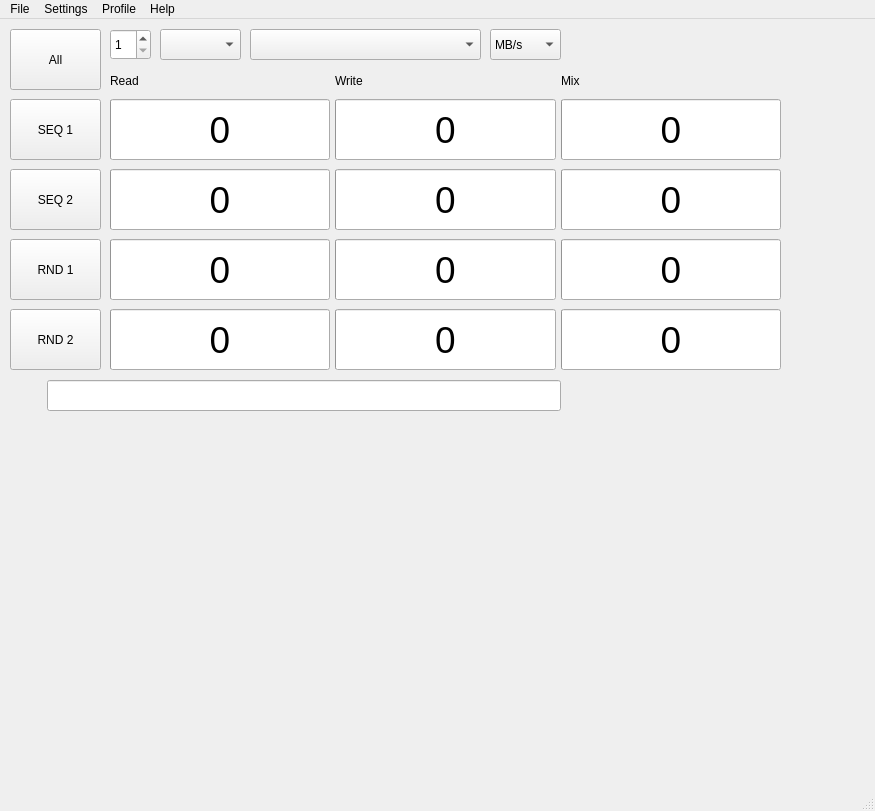
Qt form src/mainwindow.ui (JonMagon/KDiskMark) before a commit.
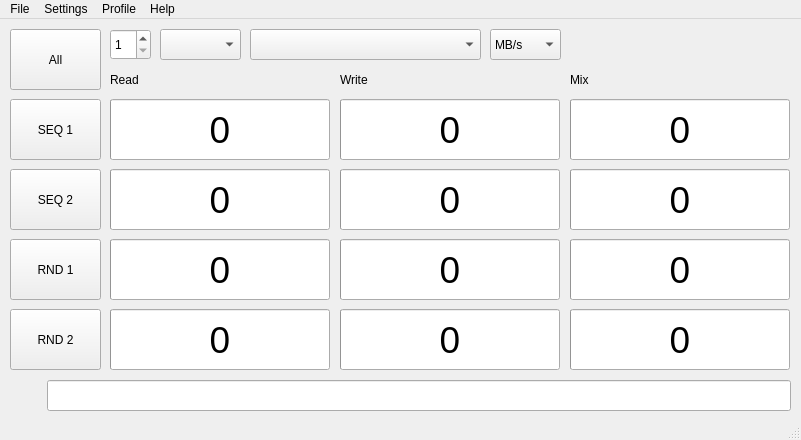
The same form after that commit.

Commit message: Three QVBoxLayout instead of one QGridLayout

The edit to the form file:
```diff
--- a/src/mainwindow.ui
+++ b/src/mainwindow.ui
@@ -6,8 +6,8 @@
    <rect>
     <x>0</x>
     <y>0</y>
-    <width>875</width>
-    <height>811</height>
+    <width>801</width>
+    <height>440</height>
    </rect>
   </property>
   <property name="windowTitle">
@@ -174,7 +174,7 @@
      <rect>
       <x>10</x>
       <y>360</y>
-      <width>551</width>
+      <width>781</width>
       <height>33</height>
      </rect>
     </property>
@@ -231,39 +231,274 @@
     <property name="geometry">
      <rect>
       <x>110</x>
-      <y>50</y>
-      <width>671</width>
-      <height>301</height>
+      <y>48</y>
+      <width>222</width>
+      <height>303</height>
      </rect>
     </property>
-    <layout class="QGridLayout" name="gridLayout" rowstretch="0,0,0,0,0" columnstretch="0,0,0">
+    <layout class="QVBoxLayout" name="readLayout">
+     <property name="spacing">
+      <number>9</number>
+     </property>
+     <property name="leftMargin">
+      <number>0</number>
+     </property>
      <property name="topMargin">
       <number>2</number>
      </property>
+     <property name="rightMargin">
+      <number>0</number>
+     </property>
      <property name="bottomMargin">
       <number>0</number>
      </property>
-     <property name="horizontalSpacing">
-      <number>5</number>
-     </property>
-     <property name="verticalSpacing">
+     <item>
+      <widget class="QLabel" name="label_Read">
+       <property name="minimumSize">
+        <size>
+         <width>0</width>
+         <height>20</height>
+        </size>
+       </property>
+       <property name="text">
+        <string>Read</string>
+       </property>
+      </widget>
+     </item>
+     <item>
+      <widget class="QProgressBar" name="readBar_SEQ_1">
+       <property name="minimumSize">
+        <size>
+         <width>220</width>
+         <height>61</height>
+        </size>
+       </property>
+       <property name="maximumSize">
+        <size>
+         <width>220</width>
+         <height>16777215</height>
+        </size>
+       </property>
+       <property name="font">
+        <font>
+         <pointsize>28</pointsize>
+        </font>
+       </property>
+       <property name="maximum">
+        <number>100</number>
+       </property>
+       <property name="value">
+        <number>0</number>
+       </property>
+       <property name="format">
+        <string>%v</string>
+       </property>
+      </widget>
+     </item>
+     <item>
+      <widget class="QProgressBar" name="readBar_SEQ_2">
+       <property name="minimumSize">
+        <size>
+         <width>220</width>
+         <height>61</height>
+        </size>
+       </property>
+       <property name="maximumSize">
+        <size>
+         <width>220</width>
+         <height>16777215</height>
+        </size>
+       </property>
+       <property name="font">
+        <font>
+         <pointsize>28</pointsize>
+        </font>
+       </property>
+       <property name="maximum">
+        <number>100</number>
+       </property>
+       <property name="value">
+        <number>0</number>
+       </property>
+       <property name="format">
+        <string>%v</string>
+       </property>
+      </widget>
+     </item>
+     <item>
+      <widget class="QProgressBar" name="readBar_RND_1">
+       <property name="minimumSize">
+        <size>
+         <width>220</width>
+         <height>61</height>
+        </size>
+       </property>
+       <property name="maximumSize">
+        <size>
+         <width>220</width>
+         <height>16777215</height>
+        </size>
+       </property>
+       <property name="font">
+        <font>
+         <pointsize>28</pointsize>
+        </font>
+       </property>
+       <property name="maximum">
+        <number>100</number>
+       </property>
+       <property name="value">
+        <number>0</number>
+       </property>
+       <property name="format">
+        <string>%v</string>
+       </property>
+      </widget>
+     </item>
+     <item>
+      <widget class="QProgressBar" name="readBar_RND_2">
+       <property name="minimumSize">
+        <size>
+         <width>220</width>
+         <height>61</height>
+        </size>
+       </property>
+       <property name="maximumSize">
+        <size>
+         <width>220</width>
+         <height>16777215</height>
+        </size>
+       </property>
+       <property name="font">
+        <font>
+         <pointsize>28</pointsize>
+        </font>
+       </property>
+       <property name="maximum">
+        <number>100</number>
+       </property>
+       <property name="value">
+        <number>0</number>
+       </property>
+       <property name="format">
+        <string>%v</string>
+       </property>
+      </widget>
+     </item>
+    </layout>
+   </widget>
+   <widget class="QWidget" name="writeWidget" native="true">
+    <property name="geometry">
+     <rect>
+      <x>340</x>
+      <y>48</y>
+      <width>222</width>
+      <height>303</height>
+     </rect>
+    </property>
+    <layout class="QVBoxLayout" name="writeLayout">
+     <property name="spacing">
       <number>9</number>
      </property>
-     <item row="0" column="1">
+     <property name="leftMargin">
+      <number>0</number>
+     </property>
+     <property name="topMargin">
+      <number>2</number>
+     </property>
+     <property name="rightMargin">
+      <number>0</number>
+     </property>
+     <property name="bottomMargin">
+      <number>0</number>
+     </property>
+     <item>
       <widget class="QLabel" name="label_Write">
+       <property name="minimumSize">
+        <size>
+         <width>0</width>
+         <height>20</height>
+        </size>
+       </property>
        <property name="text">
         <string>Write</string>
        </property>
       </widget>
      </item>
-     <item row="3" column="1">
+     <item>
+      <widget class="QProgressBar" name="writeBar_SEQ_1">
+       <property name="minimumSize">
+        <size>
+         <width>220</width>
+         <height>61</height>
+        </size>
+       </property>
+       <property name="maximumSize">
+        <size>
+         <width>220</width>
+         <height>16777215</height>
+        </size>
+       </property>
+       <property name="font">
+        <font>
+         <pointsize>28</pointsize>
+        </font>
+       </property>
+       <property name="maximum">
+        <number>100</number>
+       </property>
+       <property name="value">
+        <number>0</number>
+       </property>
+       <property name="format">
+        <string>%v</string>
+       </property>
+      </widget>
+     </item>
+     <item>
+      <widget class="QProgressBar" name="writeBar_SEQ_2">
+       <property name="minimumSize">
+        <size>
+         <width>220</width>
+         <height>61</height>
+        </size>
+       </property>
+       <property name="maximumSize">
+        <size>
+         <width>220</width>
+         <height>16777215</height>
+        </size>
+       </property>
+       <property name="font">
+        <font>
+         <pointsize>28</pointsize>
+        </font>
+       </property>
+       <property name="maximum">
+        <number>100</number>
+       </property>
+       <property name="value">
+        <number>0</number>
+       </property>
+       <property name="format">
+        <string>%v</string>
+       </property>
+      </widget>
+     </item>
+     <item>
       <widget class="QProgressBar" name="writeBar_RND_1">
        <property name="minimumSize">
         <size>
-         <width>0</width>
+         <width>220</width>
          <height>61</height>
         </size>
        </property>
+       <property name="maximumSize">
+        <size>
+         <width>220</width>
+         <height>16777215</height>
+        </size>
+       </property>
        <property name="font">
         <font>
          <pointsize>28</pointsize>
@@ -280,232 +515,90 @@
        </property>
       </widget>
      </item>
-     <item row="0" column="2">
+     <item>
+      <widget class="QProgressBar" name="writeBar_RND_2">
+       <property name="minimumSize">
+        <size>
+         <width>220</width>
+         <height>61</height>
+        </size>
+       </property>
+       <property name="maximumSize">
+        <size>
+         <width>220</width>
+         <height>16777215</height>
+        </size>
+       </property>
+       <property name="font">
+        <font>
+         <pointsize>28</pointsize>
+        </font>
+       </property>
+       <property name="maximum">
+        <number>100</number>
+       </property>
+       <property name="value">
+        <number>0</number>
+       </property>
+       <property name="format">
+        <string>%v</string>
+       </property>
+      </widget>
+     </item>
+    </layout>
+   </widget>
+   <widget class="QWidget" name="mixWidget" native="true">
+    <property name="geometry">
+     <rect>
+      <x>570</x>
+      <y>48</y>
+      <width>222</width>
+      <height>303</height>
+     </rect>
+    </property>
+    <layout class="QVBoxLayout" name="mixLayout">
+     <property name="spacing">
+      <number>9</number>
+     </property>
+     <property name="leftMargin">
+      <number>0</number>
+     </property>
+     <property name="topMargin">
+      <number>2</number>
+     </property>
+     <property name="rightMargin">
+      <number>0</number>
+     </property>
+     <property name="bottomMargin">
+      <number>0</number>
+     </property>
+     <item>
       <widget class="QLabel" name="label_Mix">
+       <property name="minimumSize">
+        <size>
+         <width>0</width>
+         <height>20</height>
+        </size>
+       </property>
        <property name="text">
         <string>Mix</string>
        </property>
       </widget>
      </item>
-     <item row="4" column="1">
-      <widget class="QProgressBar" name="writeBar_RND_2">
-       <property name="minimumSize">
-        <size>
-         <width>0</width>
-         <height>61</height>
-        </size>
-       </property>
-       <property name="font">
-        <font>
-         <pointsize>28</pointsize>
-        </font>
-       </property>
-       <property name="maximum">
-        <number>100</number>
-       </property>
-       <property name="value">
-        <number>0</number>
-       </property>
-       <property name="format">
-        <string>%v</string>
-       </property>
-      </widget>
-     </item>
-     <item row="1" column="0">
-      <widget class="QProgressBar" name="readBar_SEQ_1">
-       <property name="minimumSize">
-        <size>
-         <width>0</width>
-         <height>61</height>
-        </size>
-       </property>
-       <property name="maximumSize">
-        <size>
-         <width>16777215</width>
-         <height>16777215</height>
-        </size>
-       </property>
-       <property name="font">
-        <font>
-         <pointsize>28</pointsize>
-        </font>
-       </property>
-       <property name="maximum">
-        <number>100</number>
-       </property>
-       <property name="value">
-        <number>0</number>
-       </property>
-       <property name="format">
-        <string>%v</string>
-       </property>
-      </widget>
-     </item>
-     <item row="0" column="0">
-      <widget class="QLabel" name="label_Read">
-       <property name="maximumSize">
-        <size>
-         <width>16777215</width>
-         <height>20</height>
-        </size>
-       </property>
-       <property name="text">
-        <string>Read</string>
-       </property>
-      </widget>
-     </item>
-     <item row="1" column="1">
-      <widget class="QProgressBar" name="writeBar_SEQ_1">
-       <property name="minimumSize">
-        <size>
-         <width>0</width>
-         <height>61</height>
-        </size>
-       </property>
-       <property name="font">
-        <font>
-         <pointsize>28</pointsize>
-        </font>
-       </property>
-       <property name="maximum">
-        <number>100</number>
-       </property>
-       <property name="value">
-        <number>0</number>
-       </property>
-       <property name="format">
-        <string>%v</string>
-       </property>
-      </widget>
-     </item>
-     <item row="3" column="0">
-      <widget class="QProgressBar" name="readBar_RND_1">
-       <property name="minimumSize">
-        <size>
-         <width>0</width>
-         <height>61</height>
-        </size>
-       </property>
-       <property name="font">
-        <font>
-         <pointsize>28</pointsize>
-        </font>
-       </property>
-       <property name="maximum">
-        <number>100</number>
-       </property>
-       <property name="value">
-        <number>0</number>
-       </property>
-       <property name="format">
-        <string>%v</string>
-       </property>
-      </widget>
-     </item>
-     <item row="2" column="2">
-      <widget class="QProgressBar" name="mixBar_SEQ_2">
-       <property name="minimumSize">
-        <size>
-         <width>0</width>
-         <height>61</height>
-        </size>
-       </property>
-       <property name="font">
-        <font>
-         <pointsize>28</pointsize>
-        </font>
-       </property>
-       <property name="maximum">
-        <number>100</number>
-       </property>
-       <property name="value">
-        <number>0</number>
-       </property>
-       <property name="format">
-        <string>%v</string>
-       </property>
-      </widget>
-     </item>
-     <item row="2" column="0">
-      <widget class="QProgressBar" name="readBar_SEQ_2">
-       <property name="minimumSize">
-        <size>
-         <width>0</width>
-         <height>61</height>
-        </size>
-       </property>
-       <property name="font">
-        <font>
-         <pointsize>28</pointsize>
-        </font>
-       </property>
-       <property name="maximum">
-        <number>100</number>
-       </property>
-       <property name="value">
-        <number>0</number>
-       </property>
-       <property name="format">
-        <string>%v</string>
-       </property>
-      </widget>
-     </item>
-     <item row="2" column="1">
-      <widget class="QProgressBar" name="writeBar_SEQ_2">
-       <property name="minimumSize">
-        <size>
-         <width>0</width>
-         <height>61</height>
-        </size>
-       </property>
-       <property name="font">
-        <font>
-         <pointsize>28</pointsize>
-        </font>
-       </property>
-       <property name="maximum">
-        <number>100</number>
-       </property>
-       <property name="value">
-        <number>0</number>
-       </property>
-       <property name="format">
-        <string>%v</string>
-       </property>
-      </widget>
-     </item>
-     <item row="4" column="0">
-      <widget class="QProgressBar" name="readBar_RND_2">
-       <property name="minimumSize">
-        <size>
-         <width>0</width>
-         <height>61</height>
-        </size>
-       </property>
-       <property name="font">
-        <font>
-         <pointsize>28</pointsize>
-        </font>
-       </property>
-       <property name="maximum">
-        <number>100</number>
-       </property>
-       <property name="value">
-        <number>0</number>
-       </property>
-       <property name="format">
-        <string>%v</string>
-       </property>
-      </widget>
-     </item>
-     <item row="1" column="2">
+     <item>
       <widget class="QProgressBar" name="mixBar_SEQ_1">
        <property name="minimumSize">
         <size>
-         <width>0</width>
+         <width>220</width>
          <height>61</height>
         </size>
        </property>
+       <property name="maximumSize">
+        <size>
+         <width>220</width>
+         <height>16777215</height>
+        </size>
+       </property>
        <property name="font">
         <font>
          <pointsize>28</pointsize>
@@ -522,14 +615,50 @@
        </property>
       </widget>
      </item>
-     <item row="3" column="2">
+     <item>
+      <widget class="QProgressBar" name="mixBar_SEQ_2">
+       <property name="minimumSize">
+        <size>
+         <width>220</width>
+         <height>61</height>
+        </size>
+       </property>
+       <property name="maximumSize">
+        <size>
+         <width>220</width>
+         <height>16777215</height>
+        </size>
+       </property>
+       <property name="font">
+        <font>
+         <pointsize>28</pointsize>
+        </font>
+       </property>
+       <property name="maximum">
+        <number>100</number>
+       </property>
+       <property name="value">
+        <number>0</number>
+       </property>
+       <property name="format">
+        <string>%v</string>
+       </property>
+      </widget>
+     </item>
+     <item>
       <widget class="QProgressBar" name="mixBar_RND_1">
        <property name="minimumSize">
         <size>
-         <width>0</width>
+         <width>220</width>
          <height>61</height>
         </size>
        </property>
+       <property name="maximumSize">
+        <size>
+         <width>220</width>
+         <height>16777215</height>
+        </size>
+       </property>
        <property name="font">
         <font>
          <pointsize>28</pointsize>
@@ -546,14 +675,20 @@
        </property>
       </widget>
      </item>
-     <item row="4" column="2">
+     <item>
       <widget class="QProgressBar" name="mixBar_RND_2">
        <property name="minimumSize">
         <size>
-         <width>0</width>
+         <width>220</width>
          <height>61</height>
         </size>
        </property>
+       <property name="maximumSize">
+        <size>
+         <width>220</width>
+         <height>16777215</height>
+        </size>
+       </property>
        <property name="font">
         <font>
          <pointsize>28</pointsize>
@@ -578,7 +713,7 @@
     <rect>
      <x>0</x>
      <y>0</y>
-     <width>875</width>
+     <width>801</width>
      <height>22</height>
     </rect>
    </property>
```
Left out of the diff: 2 changed lines with no effect on the pictures. The commit also changes 1 other file.
